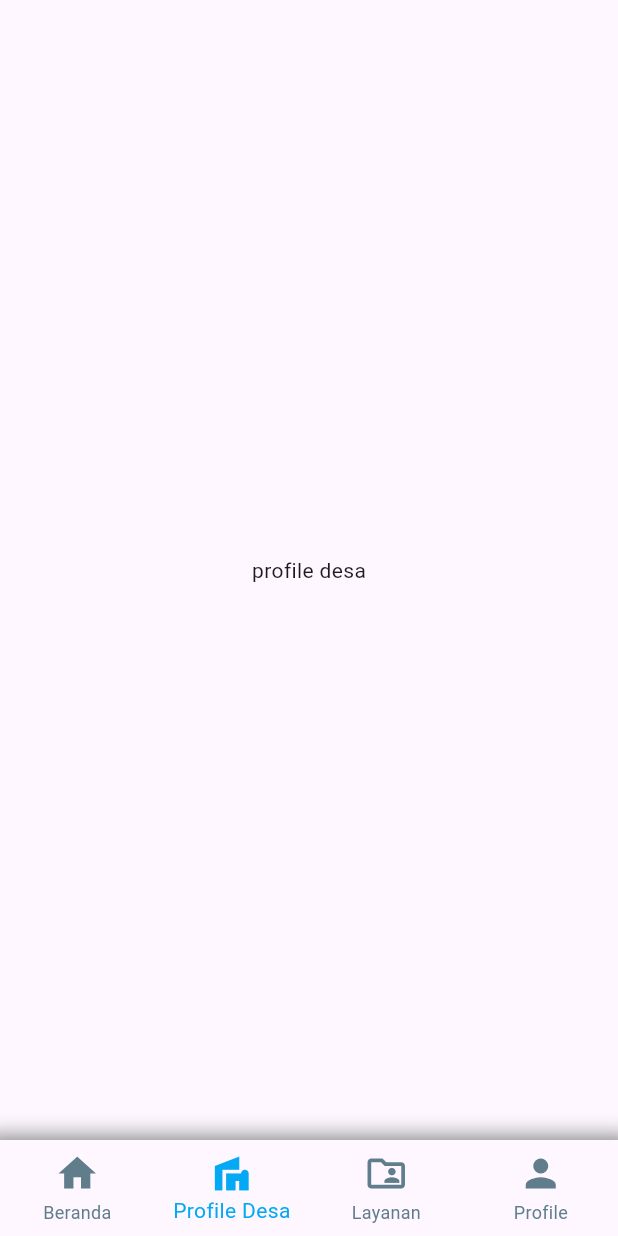
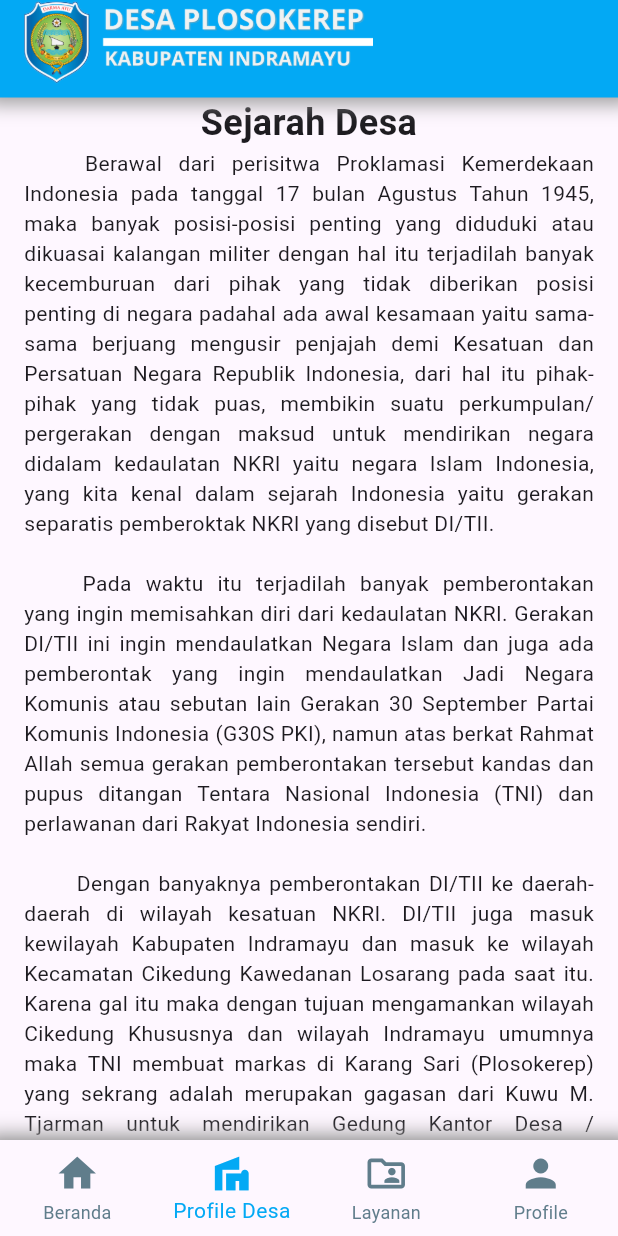
Before and after one commit to evannurfauzanvn/Plosokerep_Mobile, a Flutter app: the screen it shows after launch, item 2 of the bottom bar chosen, on a phone screen of 412 x 824 dp. Run offline on Flutter 3.47's test engine with Material 3 defaults, Android fonts, the phone set to English and light mode, and no system bars; network calls fail.

Commit message:
Profile desa

```diff
--- a/lib/beranda.dart
+++ b/lib/beranda.dart
@@ -1,8 +1,8 @@
 import 'package:flutter/material.dart';
-import 'package:plosokerep_apk/resources/appbar.dart';
+import 'package:plosokerep_apk/resources/apbr/apbr.dart';
 import 'package:plosokerep_apk/resources/cntr/sdwcntr.dart';
-import 'package:plosokerep_apk/resources/icon_beranda.dart';
-import 'package:plosokerep_apk/resources/iklan/iklan.dart';
+import 'package:plosokerep_apk/resources/icn/icnbrnd.dart';
+import 'package:plosokerep_apk/resources/adds/adds.dart';
 import 'package:plosokerep_apk/resources/ws/ws.dart';
 
 class Beranda extends StatefulWidget {
--- a/lib/main_page.dart
+++ b/lib/main_page.dart
@@ -1,6 +1,7 @@
 import 'package:flutter/material.dart';
 import 'package:plosokerep_apk/beranda.dart';
-import 'package:plosokerep_apk/resources/btmnavbar.dart';
+import 'package:plosokerep_apk/profile_desa.dart';
+import 'package:plosokerep_apk/resources/nvbr/btmnvbr.dart';
 
 class HomePage extends StatefulWidget {
   const HomePage({super.key});
@@ -13,7 +14,7 @@ class _HomePage extends State<HomePage> {
   int _currentIndex = 0;
   final List<Widget> _pages = [
     const Beranda(),
-    const Center(child: Text('profile desa')),
+    const ProfileDesa(),
     const Center(child: Text('layanan')),
     const Center(child: Text('profile')),
   ];
--- a/lib/profile_desa.dart
+++ b/lib/profile_desa.dart
@@ -0,0 +1,17 @@
+import 'package:flutter/material.dart';
+import 'package:plosokerep_apk/resources/apbr/apbr.dart';
+import 'package:plosokerep_apk/resources/pflds/pflds.dart';
+
+class ProfileDesa extends StatelessWidget {
+  const ProfileDesa({super.key});
+
+  @override
+  Widget build(BuildContext context) {
+    return const Scaffold(
+      appBar: Appbar(),
+      body: SingleChildScrollView(
+        child: Desa(),
+      ),
+    );
+  }
+}
--- a/lib/resources/iklan/iklan.dart
+++ b/lib/resources/adds/adds.dart
@@ -1,6 +1,6 @@
 import 'dart:async';
 import 'package:flutter/material.dart';
-import 'package:plosokerep_apk/resources/iklan/iklan_dumy.dart';
+import 'package:plosokerep_apk/resources/adds/adds_dumy.dart';
 
 class Iklan extends StatefulWidget {
   const Iklan({super.key});
--- a/lib/resources/icon_beranda.dart
+++ b/lib/resources/icn/icnbrnd.dart
@@ -13,10 +13,10 @@ class IconBeranda extends StatelessWidget {
   @override
   Widget build(BuildContext context) {
     return Container(
-      padding: const EdgeInsets.only(bottom: 10, top: 16),
+      padding: const EdgeInsets.only(bottom: 10, top: 16,left: 16,right: 16),
       child: Row(
         crossAxisAlignment: CrossAxisAlignment.center,
-        mainAxisAlignment: MainAxisAlignment.spaceEvenly,
+        mainAxisAlignment: MainAxisAlignment.spaceBetween,
         children: [
           Column(
             children: [
--- /dev/null
+++ b/lib/resources/pflds/lstpflds.dart
@@ -0,0 +1,7 @@
+var s = "\u00A0"* 8;
+List <String> sejarahdesa = [
+  "$s Berawal dari perisitwa Proklamasi Kemerdekaan Indonesia pada tanggal 17 bulan Agustus Tahun 1945, maka banyak posisi-posisi penting yang diduduki atau dikuasai kalangan militer dengan hal itu terjadilah banyak kecemburuan dari pihak yang tidak diberikan posisi penting di negara padahal ada awal kesamaan yaitu sama-sama berjuang mengusir penjajah demi Kesatuan dan Persatuan Negara Republik Indonesia, dari hal itu pihak-pihak yang tidak puas, membikin suatu perkumpulan/pergerakan dengan maksud untuk mendirikan negara didalam kedaulatan NKRI yaitu negara Islam Indonesia, yang kita kenal dalam sejarah Indonesia yaitu gerakan separatis pemberoktak NKRI yang disebut DI/TII.""\n",
+  "$s Pada waktu itu terjadilah banyak pemberontakan yang ingin memisahkan diri dari kedaulatan NKRI. Gerakan DI/TII ini ingin mendaulatkan Negara Islam dan juga ada pemberontak yang ingin mendaulatkan Jadi Negara Komunis atau sebutan lain Gerakan 30 September Partai Komunis Indonesia (G30S PKI), namun atas berkat Rahmat Allah semua gerakan pemberontakan tersebut kandas dan pupus ditangan Tentara Nasional Indonesia (TNI) dan perlawanan dari Rakyat Indonesia sendiri.""\n",
+  "$s Dengan banyaknya pemberontakan DI/TII ke daerah-daerah di wilayah kesatuan NKRI. DI/TII juga masuk kewilayah Kabupaten Indramayu dan masuk ke wilayah Kecamatan Cikedung Kawedanan Losarang pada saat itu. Karena gal itu maka dengan tujuan mengamankan wilayah Cikedung Khususnya dan wilayah Indramayu umumnya maka TNI membuat markas di Karang Sari (Plosokerep) yang sekrang adalah merupakan gagasan dari Kuwu M. Tjarman untuk mendirikan Gedung Kantor Desa / Balaidesa, dengan tujuan untuk memberikan rasa nyaman kepada Pamong Desa dan memberikan pelayanan yang prima kepada masyarakat.""\n",
+  "$s Sumber-sumber pendapatan desa diantaranya adalah Tanah Bengkok (Tanah Carik) dan Tanah Titisara. Dikarenakan awalnya merupakan suatu kesatuan Wilayah Desa Rajasinga, PAD dari Tanah Bengkok dan Tanah Titisara Desa, seperti Desa Rajasingan, Desa Jatimulya, dan Desa Jatimunggul sampai sekarang terdapat diwilayah Desa Plosokerep""\n"
+];
--- /dev/null
+++ b/lib/resources/pflds/pflds.dart
@@ -0,0 +1,30 @@
+import 'package:flutter/material.dart';
+import 'package:plosokerep_apk/resources/pflds/lstpflds.dart';
+
+class Desa extends StatelessWidget {
+  final TextStyle judul = const TextStyle(
+    fontSize: 24,
+    fontWeight: FontWeight.bold,
+  );
+  final TextStyle isi = const TextStyle(
+    fontSize: 14
+  );
+  const Desa({super.key});
+
+  @override
+  Widget build(BuildContext context) {
+    return Container(
+      padding:const EdgeInsets.only(left: 16,right: 16,bottom: 16),
+      width: MediaQuery.of(context).size.width,
+      child: Column(
+        children: [
+          Text("Sejarah Desa",textAlign: TextAlign.center,style: judul,),
+          Text(sejarahdesa[0],textAlign: TextAlign.justify,style: isi,),
+          Text(sejarahdesa[1],textAlign: TextAlign.justify,style: isi,),
+          Text(sejarahdesa[2],textAlign: TextAlign.justify,style: isi,),
+          Text(sejarahdesa[3],textAlign: TextAlign.justify,style: isi,),
+        ],
+      ),
+    );
+  }
+}
```
Also changed, not shown: lib/data_penduduk.dart (deleted), lib/resources/adds/adds_dumy.dart (renamed from lib/resources/iklan/iklan_dumy.dart), lib/resources/apbr/apbr.dart (renamed from lib/resources/appbar.dart), lib/resources/nvbr/btmnvbr.dart (renamed from lib/resources/btmnavbar.dart).
